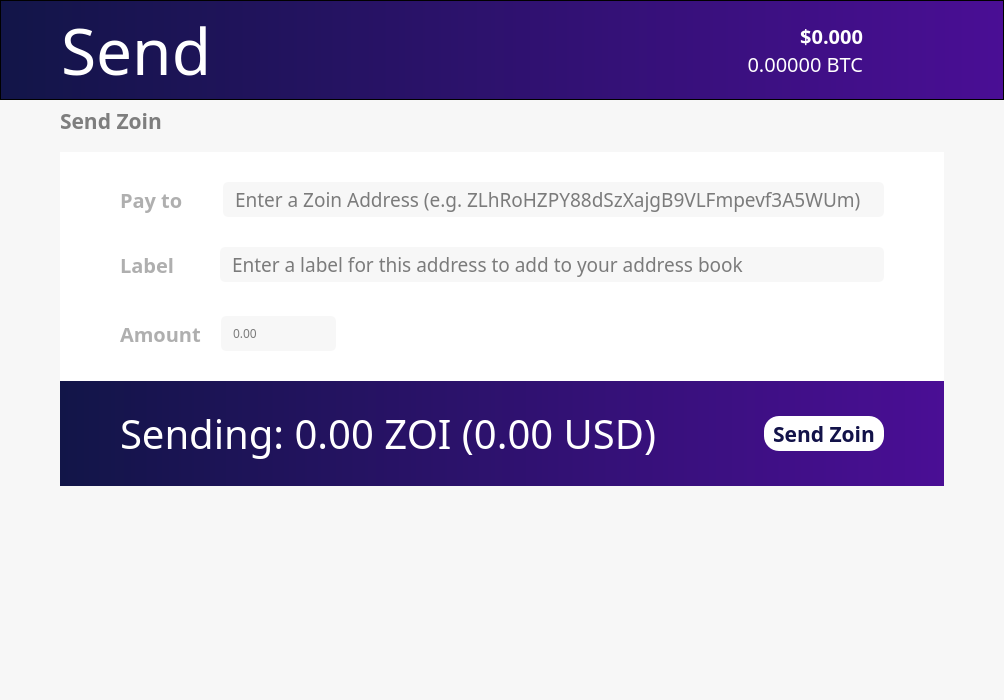
iwensfortis/zoin, file src/qt/forms/sendcoinsdialog.ui: the form before one commit.
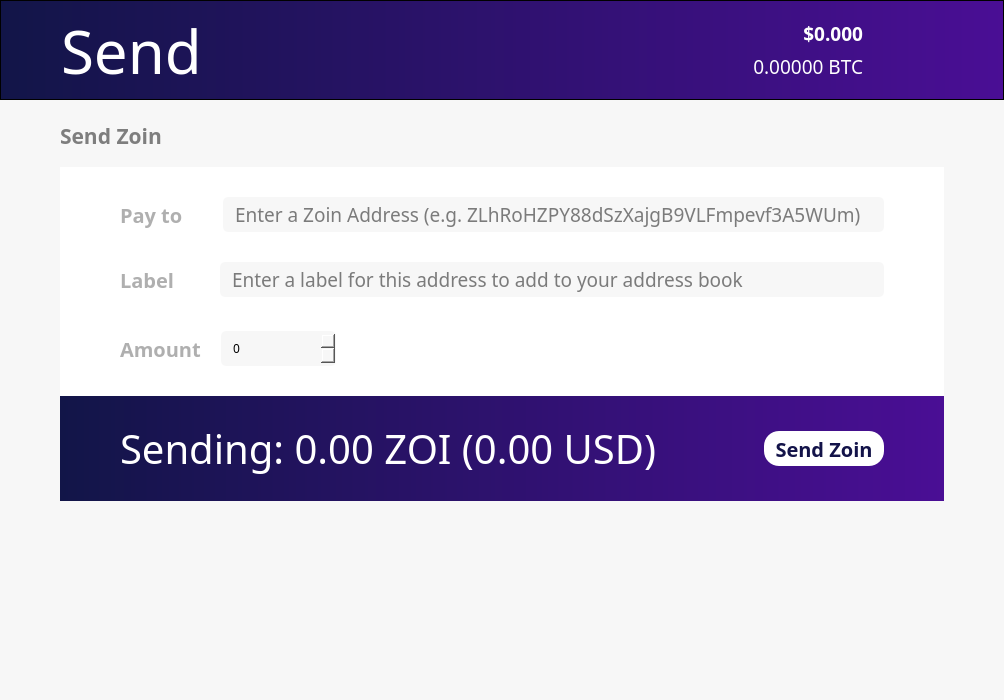
The form after the commit. Icons and pictures are not drawn. Custom widgets are drawn as their Qt base class.

Patch:
```diff
--- a/src/qt/forms/sendcoinsdialog.ui
+++ b/src/qt/forms/sendcoinsdialog.ui
@@ -54,7 +54,7 @@
        <item>
         <widget class="QFrame" name="frame">
          <property name="sizePolicy">
-          <sizepolicy hsizetype="Preferred" vsizetype="Minimum">
+          <sizepolicy hsizetype="Preferred" vsizetype="Fixed">
            <horstretch>0</horstretch>
            <verstretch>0</verstretch>
           </sizepolicy>
@@ -65,6 +65,12 @@
            <height>100</height>
           </size>
          </property>
+         <property name="maximumSize">
+          <size>
+           <width>16777215</width>
+           <height>100</height>
+          </size>
+         </property>
          <property name="styleSheet">
           <string notr="true">background: QLinearGradient(x1: 0, y1: 0, x2: 1, y2: 0, stop: 0 #121548, stop: 1 #4a0e95);</string>
          </property>
@@ -104,7 +110,7 @@
             <property name="font">
              <font>
               <family>ZoinLight</family>
-              <pointsize>48</pointsize>
+              <pointsize>45</pointsize>
              </font>
             </property>
             <property name="styleSheet">
@@ -119,14 +125,14 @@
           <item>
            <layout class="QVBoxLayout" name="verticalLayout_3">
             <property name="spacing">
-             <number>-1</number>
+             <number>6</number>
             </property>
             <item>
              <widget class="QLabel" name="priceUSD">
               <property name="font">
                <font>
                 <family>ZoinSemiBold</family>
-                <pointsize>15</pointsize>
+                <pointsize>14</pointsize>
                 <weight>75</weight>
                 <bold>true</bold>
                </font>
@@ -148,7 +154,7 @@
               <property name="font">
                <font>
                 <family>ZoinLight</family>
-                <pointsize>15</pointsize>
+                <pointsize>14</pointsize>
                </font>
               </property>
               <property name="styleSheet">
@@ -206,7 +212,7 @@
       <number>60</number>
      </property>
      <property name="topMargin">
-      <number>0</number>
+      <number>15</number>
      </property>
      <property name="rightMargin">
       <number>60</number>
@@ -523,10 +529,10 @@
 border-width:thin;
 padding-left: 10;</string>
               </property>
-              <property name="text">
-               <string/>
+              <property name="text" stdset="0">
+               <string>0</string>
               </property>
-              <property name="placeholderText">
+              <property name="placeholderText" stdset="0">
                <string>0.00</string>
               </property>
              </widget>
@@ -631,7 +637,7 @@
              <property name="font">
               <font>
                <family>ZoinSemiBold</family>
-               <pointsize>16</pointsize>
+               <pointsize>15</pointsize>
                <weight>75</weight>
                <bold>true</bold>
               </font>
@@ -640,7 +646,7 @@
               <string notr="true">background-color: white;
 color: rgb(19, 19, 73);;
 border-radius:15px;
-height:30px;
+height:35px;
 width:120px;</string>
              </property>
              <property name="text">
@@ -756,6 +762,9 @@
    </item>
    <item>
     <layout class="QHBoxLayout" name="horizontalLayout_6">
+     <property name="spacing">
+      <number>10</number>
+     </property>
      <property name="leftMargin">
       <number>60</number>
      </property>
@@ -783,17 +792,17 @@
   </layout>
  </widget>
  <customwidgets>
-  <customwidget>
-   <class>QValidatedLineEdit</class>
-   <extends>QLineEdit</extends>
-   <header>qvalidatedlineedit.h</header>
-  </customwidget>
   <customwidget>
    <class>BitcoinAmountField</class>
-   <extends>QLineEdit</extends>
+   <extends>QSpinBox</extends>
    <header>bitcoinamountfield.h</header>
    <container>1</container>
   </customwidget>
+  <customwidget>
+   <class>QValidatedLineEdit</class>
+   <extends>QLineEdit</extends>
+   <header>qvalidatedlineedit.h</header>
+  </customwidget>
  </customwidgets>
  <resources>
   <include location="../bitcoin.qrc"/>
```
